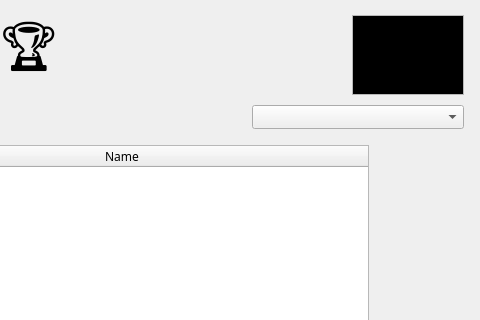
First picture: the form in wikiLYNX/ui/viewstats.ui, repository flamboyantpenguin/wikilynx, before the edit; both pictures show x 336 to 816 and y 0 to 320 of the 816 by 444 pixel window.
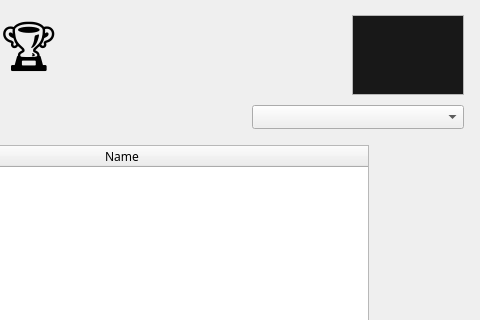
Second picture: the form after the edit. Icons and pictures are not drawn.

What changed in the file:
```diff
--- a/wikiLYNX/ui/viewstats.ui
+++ b/wikiLYNX/ui/viewstats.ui
@@ -110,7 +110,7 @@
 hr { height: 1px; border-width: 0; }
 li.unchecked::marker { content: &quot;\2610&quot;; }
 li.checked::marker { content: &quot;\2612&quot;; }
-&lt;/style&gt;&lt;/head&gt;&lt;body style=&quot; font-family:'Comfortaa'; font-size:10pt; font-weight:400; font-style:normal;&quot; bgcolor=&quot;#000000&quot;&gt;
+&lt;/style&gt;&lt;/head&gt;&lt;body style=&quot; font-family:'Comfortaa'; font-size:10pt; font-weight:400; font-style:normal;&quot; bgcolor=&quot;#181818&quot;&gt;
 &lt;p style=&quot; margin-top:0px; margin-bottom:0px; margin-left:0px; margin-right:0px; -qt-block-indent:0; text-indent:0px;&quot;&gt;&lt;img src=&quot;:/base/images/wikiLYNX_logo.svg&quot; width=&quot;100&quot; height=&quot;70&quot; /&gt;&lt;/p&gt;&lt;/body&gt;&lt;/html&gt;</string>
        </property>
       </widget>
```
